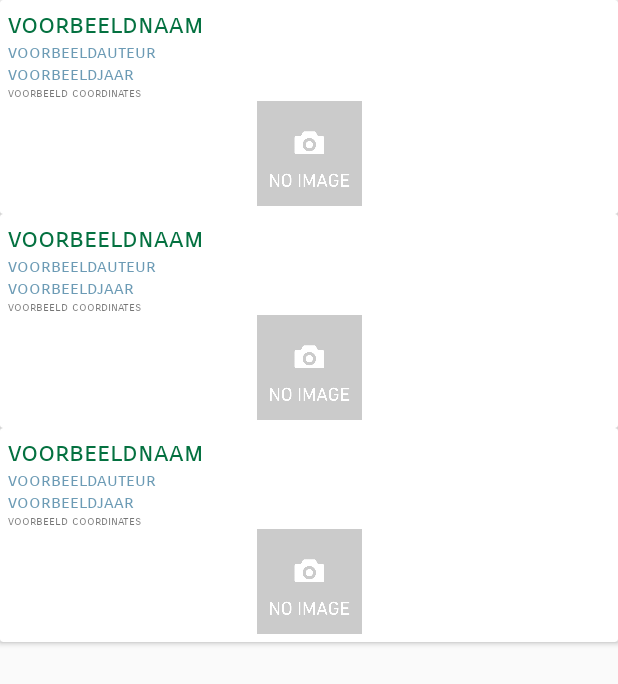
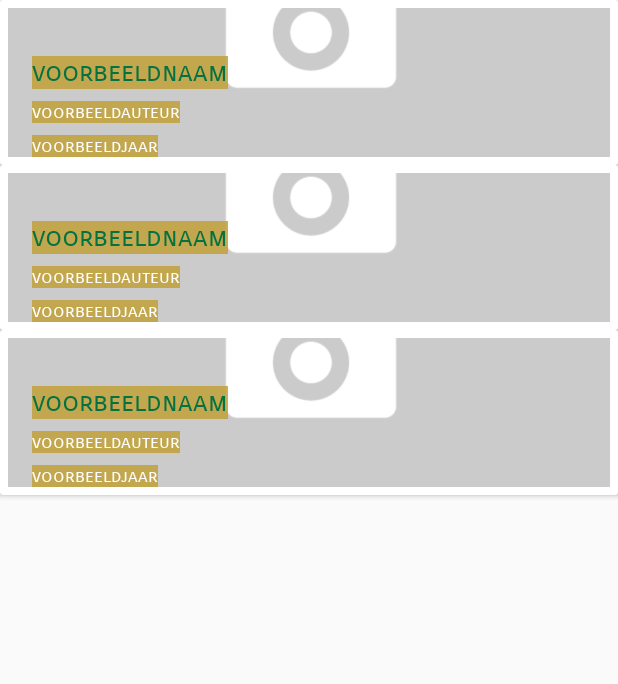
Before and after one commit to jaradeprest/StipJe-S-Trip, an Android app: the layout activity_comiclist.xml on its own in the app's theme, with its tools: preview values and no code run, on a phone screen of 412 x 824 dp. Shown: the top 684 px of the screen. Run offline under Robolectric (Android 15) with nearby library versions, the phone set to English and light mode, and no system bars.

Commit message:
changed layout of Listview (made the image as background)

```diff
--- a/app/src/main/java/chiel/jara/stipjestrip/ListActivity.java
+++ b/app/src/main/java/chiel/jara/stipjestrip/ListActivity.java
@@ -1,22 +1,16 @@
 package chiel.jara.stipjestrip;
 
-import android.content.Intent;
 import android.os.Bundle;
 import android.os.Message;
 import android.support.annotation.Nullable;
 import android.support.v7.app.AppCompatActivity;
 import android.support.v7.widget.LinearLayoutManager;
 import android.support.v7.widget.RecyclerView;
-import android.widget.ImageView;
 
-
-import com.squareup.picasso.Picasso;
 
 import java.io.IOException;
 
-import chiel.jara.stipjestrip.model.Comic;
 import chiel.jara.stipjestrip.model.ComicDatabase;
-import chiel.jara.stipjestrip.model.ComicDatasource;
 import chiel.jara.stipjestrip.util.ComicAdapter;
 import chiel.jara.stipjestrip.util.ComicHandler;
 import okhttp3.OkHttpClient;
--- a/app/src/main/java/chiel/jara/stipjestrip/MainActivity.java
+++ b/app/src/main/java/chiel/jara/stipjestrip/MainActivity.java
@@ -7,6 +7,7 @@ import android.os.Bundle;
 import android.view.View;
 import android.widget.Button;
 import android.widget.ImageView;
+import android.widget.ProgressBar;
 
 import com.bumptech.glide.Glide;
 
@@ -21,6 +22,7 @@ import okhttp3.Response;
 public class MainActivity extends AppCompatActivity {
 
     private ImageView ivGif;
+    private ProgressBar pbLoading;
 
     //OM TE TESTEN:
     private Button btnNext;
@@ -30,7 +32,7 @@ public class MainActivity extends AppCompatActivity {
     private View.OnClickListener nextListener = new View.OnClickListener() {
         @Override
         public void onClick(View v) {
-            Intent intent = new Intent(getApplicationContext(), MapActivity.class);
+            Intent intent = new Intent(getApplicationContext(), ListActivity.class);
             intent.setFlags(Intent.FLAG_ACTIVITY_CLEAR_TOP);
             startActivity(intent);
         }
@@ -40,11 +42,8 @@ public class MainActivity extends AppCompatActivity {
     protected void onCreate(Bundle savedInstanceState) {
         super.onCreate(savedInstanceState);
         setContentView(R.layout.activity_main);
-
-        //TRY OUT (start Listactivity vanuit main)
-
-
         ivGif = findViewById(R.id.iv_walkingman);
+        pbLoading = findViewById(R.id.pb_loading);
 
         //OM TE TESTEN:
         btnNext=findViewById(R.id.btn_next);
@@ -53,6 +52,4 @@ public class MainActivity extends AppCompatActivity {
         Glide.with(getApplicationContext()).load(R.drawable.marsupilami).into(ivGif);//imported glide dependencies in build.gradle
     }
 
-
-
 }
--- a/app/src/main/java/chiel/jara/stipjestrip/util/ComicAdapter.java
+++ b/app/src/main/java/chiel/jara/stipjestrip/util/ComicAdapter.java
@@ -19,7 +19,7 @@ import chiel.jara.stipjestrip.model.Comic;
 public class ComicAdapter extends RecyclerView.Adapter<ComicAdapter.ComicRowViewHolder> {
 
     class ComicRowViewHolder extends RecyclerView.ViewHolder{
-        private TextView tvName, tvAuthor, tvYear, tvCoordinates;
+        private TextView tvName, tvAuthor, tvYear;
         private ImageView ivComic;
 
 
@@ -28,7 +28,6 @@ public class ComicAdapter extends RecyclerView.Adapter<ComicAdapter.ComicRowView
             tvName=itemView.findViewById(R.id.tv_row_name);
             tvAuthor=itemView.findViewById(R.id.tv_row_author);
             tvYear=itemView.findViewById(R.id.tv_row_year);
-            tvCoordinates=itemView.findViewById(R.id.tv_coordinates);
             ivComic=itemView.findViewById(R.id.iv_row_image);
         }
     }
@@ -64,8 +63,7 @@ public class ComicAdapter extends RecyclerView.Adapter<ComicAdapter.ComicRowView
         comicRowViewHolder.tvName.setText(currentComic.getName());
         comicRowViewHolder.tvAuthor.setText(currentComic.getAuthor());
         comicRowViewHolder.tvYear.setText(currentComic.getYear());
-        comicRowViewHolder.tvCoordinates.setText(coordinates);
-        Picasso.get().load(currentComic.getURLimg()).resize(200,200).into(comicRowViewHolder.ivComic);
+        Picasso.get().load(currentComic.getURLimg()).resize(1000,1000).into(comicRowViewHolder.ivComic);
         //TODO die afbeeldingen nog lokaal bijhouden in folder op telefoon. (zie notities)
     }
 
--- a/app/src/main/res/layout/comic_row.xml
+++ b/app/src/main/res/layout/comic_row.xml
@@ -11,41 +11,63 @@
         android:layout_height="wrap_content"
         android:orientation="vertical">
 
+        <android.support.constraint.ConstraintLayout
+            android:layout_width="match_parent"
+            android:layout_height="match_parent">
+
+            <ImageView
+                android:id="@+id/iv_row_image"
+                android:layout_width="wrap_content"
+                android:layout_height="0dp"
+                android:scaleType="centerCrop"
+                app:layout_constraintBottom_toBottomOf="parent"
+                app:layout_constraintEnd_toEndOf="parent"
+                app:layout_constraintStart_toStartOf="parent"
+                app:layout_constraintTop_toTopOf="parent"
+                app:srcCompat="@drawable/noimage" />
+
             <TextView
                 android:id="@+id/tv_row_name"
-            android:layout_width="match_parent"
+                android:layout_width="wrap_content"
                 android:layout_height="wrap_content"
+                android:layout_marginStart="16dp"
+                android:layout_marginLeft="16dp"
+                android:layout_marginTop="32dp"
+                android:background="@color/colorAccent"
                 android:textColor="@color/colorPrimaryDark"
                 android:textSize="18sp"
+                app:layout_constraintStart_toStartOf="parent"
+                app:layout_constraintTop_toTopOf="@+id/iv_row_image"
                 tools:text="voorbeeldnaam" />
 
             <TextView
                 android:id="@+id/tv_row_author"
-            android:layout_width="match_parent"
+                android:layout_width="wrap_content"
                 android:layout_height="wrap_content"
-            android:textColor="@color/colorPrimary"
+                android:layout_marginStart="16dp"
+                android:layout_marginLeft="16dp"
+                android:layout_marginTop="8dp"
+                android:background="@color/colorAccent"
+                android:textColor="@color/colorBackground"
                 android:textSize="12sp"
+                app:layout_constraintStart_toStartOf="parent"
+                app:layout_constraintTop_toBottomOf="@+id/tv_row_name"
                 tools:text="voorbeeldauteur" />
 
             <TextView
                 android:id="@+id/tv_row_year"
-            android:layout_width="match_parent"
+                android:layout_width="wrap_content"
                 android:layout_height="wrap_content"
-            android:textColor="@color/colorPrimary"
+                android:layout_marginStart="16dp"
+                android:layout_marginLeft="16dp"
+                android:layout_marginTop="8dp"
+                android:background="@color/colorAccent"
+                android:textColor="@color/colorBackground"
                 android:textSize="12sp"
+                app:layout_constraintStart_toStartOf="parent"
+                app:layout_constraintTop_toBottomOf="@+id/tv_row_author"
                 tools:text="voorbeeldjaar" />
+        </android.support.constraint.ConstraintLayout>
 
-        <TextView
-            android:id="@+id/tv_coordinates"
-            android:layout_width="match_parent"
-            android:layout_height="wrap_content"
-            android:textSize="8sp"
-            tools:text="voorbeeld coordinates" />
-
-        <ImageView
-            android:id="@+id/iv_row_image"
-            android:layout_width="match_parent"
-            android:layout_height="70dp"
-            app:srcCompat="@drawable/noimage" />
     </LinearLayout>
 </android.support.v7.widget.CardView>
--- a/app/src/main/res/values/colors.xml
+++ b/app/src/main/res/values/colors.xml
@@ -2,6 +2,6 @@
 <resources>
     <color name="colorPrimary">#6C9BB5</color>
     <color name="colorPrimaryDark">#047140</color>
-    <color name="colorAccent">#C0A037</color>
+    <color name="colorAccent">#D6C0A037</color>
     <color name="colorBackground">#FFFFFF</color>
 </resources>
```
Lines whose indentation alone changed are shown as unchanged.
